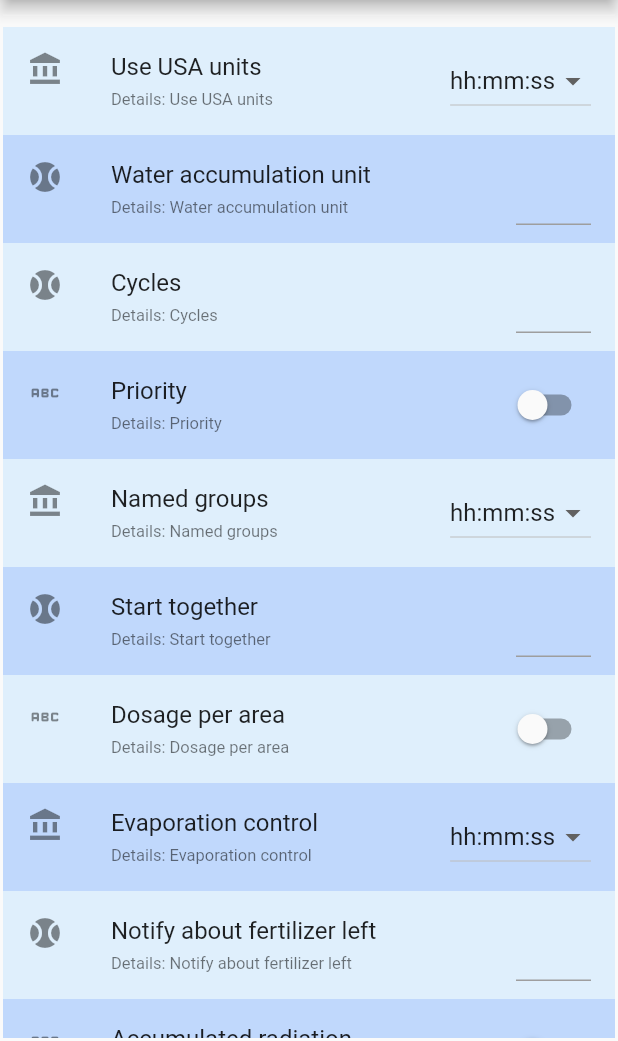
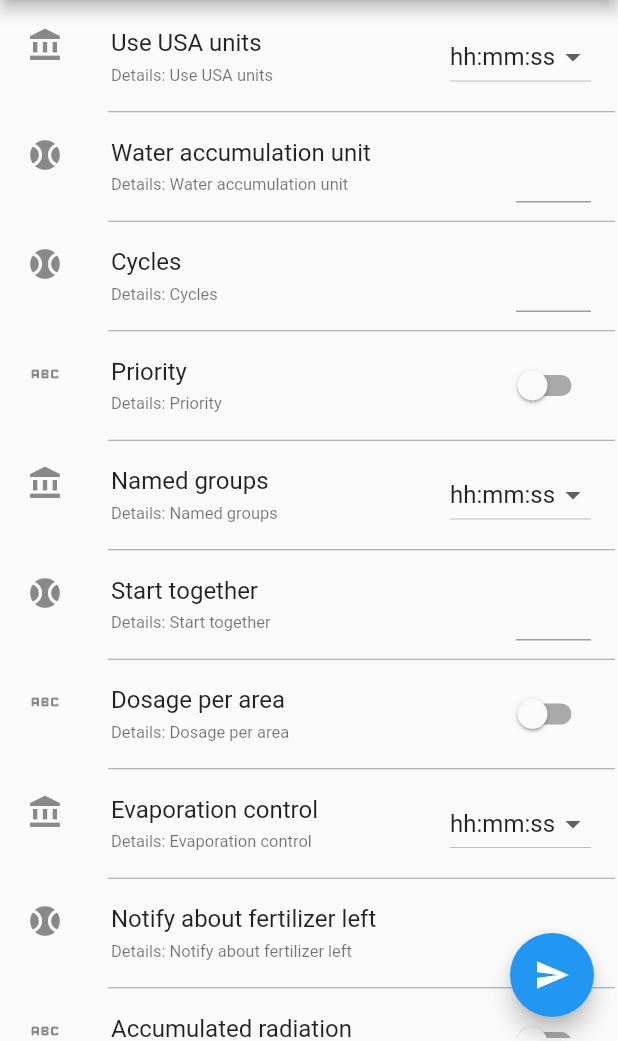
Before and after one commit to venkatesanios/compare, a Flutter app: the screen it shows after launch, on a phone screen of 412 x 824 dp, the part 195-1236 px from its top. Run offline on Flutter 3.47's test engine with Material 2 defaults, Android fonts, the phone set to English and light mode, and no system bars; our stand-ins replace datetime_picker_formfield_new, flutter_bloc, geocoding, geolocator, get, google_maps_flutter and 1 more.

Commit message:
add screen divider

```diff
--- a/flutter_test1/lib/dealar_definition/dealer_Screen.dart
+++ b/flutter_test1/lib/dealar_definition/dealer_Screen.dart
@@ -8,7 +8,7 @@ class DealerScreen extends StatelessWidget {
       debugShowCheckedModeBanner: false,
       home: LayoutBuilder(
         builder: (context, constraints) {
-          if (constraints.maxWidth <= 600) {
+          if (constraints.maxWidth <= 800) {
             // Render mobile content
             return MobileContent();
           } else {
@@ -257,6 +257,10 @@ class MobileContent extends StatelessWidget {
             ],
           ),
         ),
+        floatingActionButton: FloatingActionButton(
+          onPressed: () {},
+          child: Icon(Icons.send),
+        ),
       ),
     );
   }
@@ -291,7 +295,7 @@ class MobileContent extends StatelessWidget {
                 ),
               )
             : Container(),
-        const Divider(color: Colors.white),
+        // const Divider(color: Colors.grey),
         Flexible(
           child: ListView.builder(
             itemCount: Listofvalue.length,
@@ -302,9 +306,9 @@ class MobileContent extends StatelessWidget {
                 return Column(
                   children: [
                     Container(
-                      color: index.isEven
-                          ? const Color.fromARGB(255, 223, 239, 252)
-                          : const Color.fromARGB(255, 192, 216, 252),
+                      // color: index.isEven
+                      //     ? const Color.fromARGB(255, 223, 239, 252)
+                      //     : const Color.fromARGB(255, 192, 216, 252),
                       child: ListTile(
                         leading: const Icon(Icons.account_balance),
                         title: Text('${Listofvalue[index]['name']}'),
@@ -329,15 +333,24 @@ class MobileContent extends StatelessWidget {
                         ),
                       ),
                     ),
+                    const Padding(
+                      padding: EdgeInsets.only(
+                        left: 70,
+                      ),
+                      child: Divider(
+                        height: 1.0,
+                        color: Colors.grey,
+                      ),
+                    ),
                   ],
                 );
               } else if (Listofvalue[index]['type'] == '2') {
                 return Column(
                   children: [
                     Container(
-                      color: index.isEven
-                          ? const Color.fromARGB(255, 223, 239, 252)
-                          : const Color.fromARGB(255, 192, 216, 252),
+                      // color: index.isEven
+                      //     ? const Color.fromARGB(255, 223, 239, 252)
+                      //     : const Color.fromARGB(255, 192, 216, 252),
                       child: ListTile(
                         leading: const Icon(Icons.sports_baseball),
                         title: Text('${Listofvalue[index]['name']}'),
@@ -367,15 +380,24 @@ class MobileContent extends StatelessWidget {
                         ),
                       ),
                     ),
+                    const Padding(
+                      padding: EdgeInsets.only(
+                        left: 70,
+                      ),
+                      child: Divider(
+                        height: 1.0,
+                        color: Colors.grey,
+                      ),
+                    ),
                   ],
                 );
               } else {
                 return Column(
                   children: [
                     Container(
-                      color: index.isEven
-                          ? const Color.fromARGB(255, 223, 239, 252)
-                          : const Color.fromARGB(255, 192, 216, 252),
+                      // color: index.isEven
+                      //     ? const Color.fromARGB(255, 223, 239, 252)
+                      //     : const Color.fromARGB(255, 192, 216, 252),
                       child: ListTile(
                         leading: const Icon(Icons.abc_rounded),
                         title: Text('${Listofvalue[index]['name']}'),
@@ -387,6 +409,15 @@ class MobileContent extends StatelessWidget {
                           value: false,
                           onChanged: (value) {},
                         ),
+                      ),
+                    ),
+                    const Padding(
+                      padding: EdgeInsets.only(
+                        left: 70,
+                      ),
+                      child: Divider(
+                        height: 1.0,
+                        color: Colors.grey,
                       ),
                     ),
                   ],
@@ -614,28 +645,28 @@ class WebContent extends StatelessWidget {
             childAspectRatio: 0.5),
         children: <Widget>[
           Container(
-            // color: Colors.blue.shade100,
+            color: Color.fromARGB(255, 223, 239, 252),
             margin: const EdgeInsets.all(5),
             child: Center(
               child: buildTab('General', true),
             ),
           ),
           Container(
-            //color: Colors.blue.shade200,
+            color: Color.fromARGB(255, 223, 239, 252),
             margin: const EdgeInsets.all(5),
             child: Center(
               child: buildTab('Fertilizer', true),
             ),
           ),
           Container(
-            //color: Colors.blue.shade200,
+            color: Color.fromARGB(255, 223, 239, 252),
             margin: const EdgeInsets.all(5),
             child: Center(
               child: buildTab('Filter', true),
             ),
           ),
           Container(
-            // color: Colors.blue.shade200, Memory
+            color: Color.fromARGB(255, 223, 239, 252),
             margin: const EdgeInsets.all(5),
             child: Center(
               child: buildTab('Memory', true),
@@ -643,6 +674,10 @@ class WebContent extends StatelessWidget {
           ),
           // Add more GridItem widgets as needed
         ],
+      ),
+      floatingActionButton: FloatingActionButton(
+        onPressed: () {},
+        child: Icon(Icons.send),
       ),
     );
   }
@@ -677,7 +712,7 @@ class WebContent extends StatelessWidget {
                 ),
               )
             : Container(),
-        const Divider(color: Colors.white),
+        const Divider(color: Colors.grey),
         Flexible(
           child: ListView.builder(
             itemCount: Listofvalue.length,
@@ -688,9 +723,9 @@ class WebContent extends StatelessWidget {
                 return Column(
                   children: [
                     Container(
-                      color: index.isEven
-                          ? const Color.fromARGB(255, 223, 239, 252)
-                          : const Color.fromARGB(255, 192, 216, 252),
+                      // color: index.isEven
+                      //     ? const Color.fromARGB(255, 223, 239, 252)
+                      //     : const Color.fromARGB(255, 192, 216, 252),
                       child: Padding(
                         padding: const EdgeInsets.all(8.0),
                         child: ListTile(
@@ -718,15 +753,24 @@ class WebContent extends StatelessWidget {
                         ),
                       ),
                     ),
+                    const Padding(
+                      padding: EdgeInsets.only(
+                        left: 70,
+                      ),
+                      child: Divider(
+                        height: 1.0,
+                        color: Colors.grey,
+                      ),
+                    ),
                   ],
                 );
               } else if (Listofvalue[index]['type'] == '2') {
                 return Column(
                   children: [
                     Container(
-                      color: index.isEven
-                          ? const Color.fromARGB(255, 223, 239, 252)
-                          : const Color.fromARGB(255, 192, 216, 252),
+                      // color: index.isEven
+                      //     ? const Color.fromARGB(255, 223, 239, 252)
+                      //     : const Color.fromARGB(255, 192, 216, 252),
                       child: ListTile(
                         leading: const Icon(Icons.sports_baseball),
                         title: Text('${Listofvalue[index]['name']}'),
@@ -758,15 +802,24 @@ class WebContent extends StatelessWidget {
                         ),
                       ),
                     ),
+                    const Padding(
+                      padding: EdgeInsets.only(
+                        left: 70,
+                      ),
+                      child: Divider(
+                        height: 1.0,
+                        color: Colors.grey,
+                      ),
+                    ),
                   ],
                 );
               } else {
                 return Column(
                   children: [
                     Container(
-                      color: index.isEven
-                          ? const Color.fromARGB(255, 223, 239, 252)
-                          : const Color.fromARGB(255, 192, 216, 252),
+                      // color: index.isEven
+                      //     ? const Color.fromARGB(255, 223, 239, 252)
+                      //     : const Color.fromARGB(255, 192, 216, 252),
                       child: ListTile(
                         leading: const Icon(Icons.abc_rounded),
                         title: Text('${Listofvalue[index]['name']}'),
@@ -780,6 +833,15 @@ class WebContent extends StatelessWidget {
                         ),
                       ),
                     ),
+                    const Padding(
+                      padding: EdgeInsets.only(
+                        left: 70,
+                      ),
+                      child: Divider(
+                        height: 1.0,
+                        color: Colors.grey,
+                      ),
+                    ),
                   ],
                 );
               }
```
Also changed, not shown: 4 other files.
